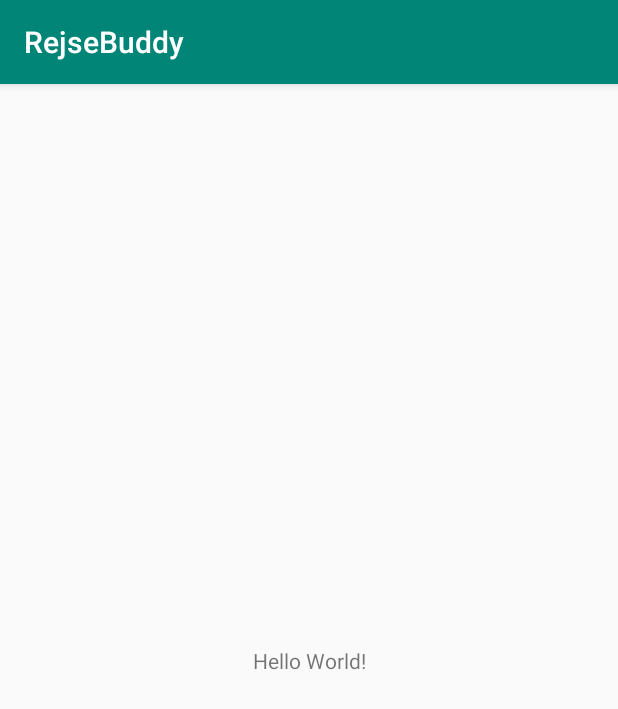
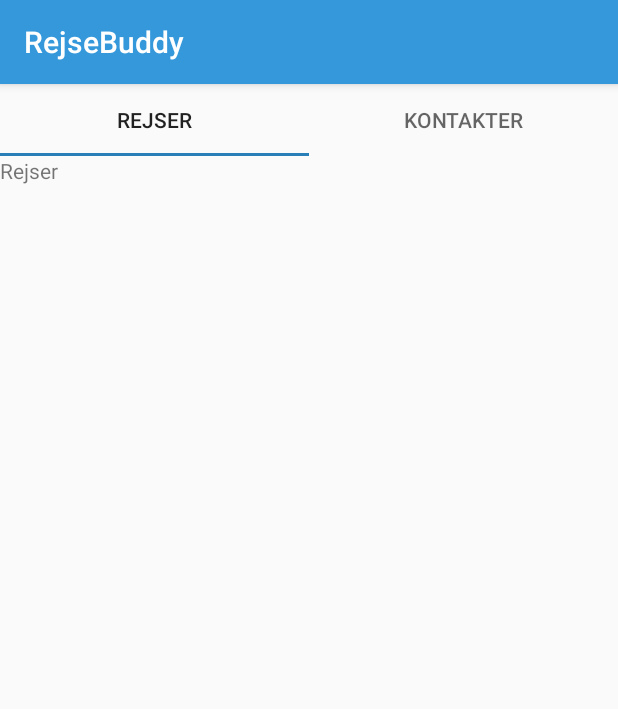
Before and after one commit to Prepager/RejseBuddy, an Android app: the screen it shows after launch (MainActivity), on a phone screen of 412 x 824 dp. Shown: the top 709 px of the screen. Run offline under Robolectric (Android 15) with nearby library versions, the phone set to English and light mode, and no system bars.

Commit message:
Prepared working tabs

```diff
--- a/app/build.gradle
+++ b/app/build.gradle
@@ -23,7 +23,9 @@ dependencies {
     implementation fileTree(dir: 'libs', include: ['*.jar'])
     implementation 'androidx.appcompat:appcompat:1.0.2'
     implementation 'androidx.constraintlayout:constraintlayout:1.1.3'
+    implementation 'androidx.legacy:legacy-support-v4:1.0.0'
     testImplementation 'junit:junit:4.12'
     androidTestImplementation 'androidx.test:runner:1.2.0'
     androidTestImplementation 'androidx.test.espresso:espresso-core:3.2.0'
+    implementation 'com.google.android.material:material:1.0.0'
 }
--- a/app/src/main/AndroidManifest.xml
+++ b/app/src/main/AndroidManifest.xml
@@ -12,6 +12,7 @@
         <activity android:name=".MainActivity">
             <intent-filter>
                 <action android:name="android.intent.action.MAIN" />
+                <action android:name="android.intent.action.VIEW" />
 
                 <category android:name="android.intent.category.LAUNCHER" />
             </intent-filter>
--- /dev/null
+++ b/app/src/main/java/com/rejsebuddy/ContactsFragment.java
@@ -0,0 +1,19 @@
+package com.rejsebuddy;
+
+import android.os.Bundle;
+import android.view.LayoutInflater;
+import android.view.View;
+import android.view.ViewGroup;
+
+import androidx.fragment.app.Fragment;
+
+import com.rejsebuddy.R;
+
+public class ContactsFragment extends Fragment {
+
+    @Override
+    public View onCreateView(LayoutInflater inflater, ViewGroup container, Bundle savedInstanceState) {
+        return inflater.inflate(R.layout.fragment_contacts, container, false);
+    }
+
+}
--- a/app/src/main/java/com/rejsebuddy/MainActivity.java
+++ b/app/src/main/java/com/rejsebuddy/MainActivity.java
@@ -1,14 +1,26 @@
 package com.rejsebuddy;
 
 import androidx.appcompat.app.AppCompatActivity;
+import androidx.viewpager.widget.ViewPager;
 
 import android.os.Bundle;
+
+import com.google.android.material.tabs.TabLayout;
 
 public class MainActivity extends AppCompatActivity {
 
     @Override
     protected void onCreate(Bundle savedInstanceState) {
+        // Create the instance.
         super.onCreate(savedInstanceState);
         setContentView(R.layout.activity_main);
+
+        // Connect page adapter to view element.
+        ViewPager pager = findViewById(R.id.pager);
+        pager.setAdapter(new MainPageAdapter(this, getSupportFragmentManager()));
+
+        // Connect tab layout to view element.
+        TabLayout tabs = findViewById(R.id.tabs);
+        tabs.setupWithViewPager(pager);
     }
 }
--- /dev/null
+++ b/app/src/main/java/com/rejsebuddy/MainPageAdapter.java
@@ -0,0 +1,76 @@
+package com.rejsebuddy;
+
+import android.content.Context;
+import android.util.Pair;
+
+import androidx.fragment.app.Fragment;
+import androidx.fragment.app.FragmentManager;
+import androidx.fragment.app.FragmentStatePagerAdapter;
+
+import java.util.ArrayList;
+import java.util.List;
+
+public class MainPageAdapter extends FragmentStatePagerAdapter {
+
+    /**
+     * The parent context state.
+     */
+    Context ctx;
+
+    /**
+     * The page adapter tab string ids and classes.
+     */
+    List<Pair<Integer, Class<? extends Fragment>>> tabs = new ArrayList<Pair<Integer, Class<? extends Fragment>>>() {{
+        add(new Pair<Integer, Class<? extends Fragment>>(R.string.trips_title, TripsFragment.class));
+        add(new Pair<Integer, Class<? extends Fragment>>(R.string.contacts_title, ContactsFragment.class));
+    }};
+
+    /**
+     * TODO
+     *
+     * @param context The parent context state.
+     * @param manager The fragment manager.
+     */
+    public MainPageAdapter(Context context, FragmentManager manager) {
+        super(manager);
+        ctx = context;
+    }
+
+    /**
+     * Returns the title for the passed index.
+     *
+     * @param index The index of the requested tab.
+     * @return The title of the requested tab.
+     */
+    @Override
+    public CharSequence getPageTitle(int index) {
+        System.out.print(ctx.getString(tabs.get(index).first));
+        return ctx.getString(tabs.get(index).first);
+    }
+
+    /**
+     * Returns a new instance of the passed index.
+     *
+     * @param index The index of the requested tab.
+     * @return The new instance of the requested tab.
+     */
+    @Override
+    public Fragment getItem(int index) {
+        try {
+            return tabs.get(index).second.newInstance();
+        } catch (Exception e) {
+            return null;
+        }
+    }
+
+    /**
+     * Returns the amount of tabs.
+     *
+     * @return The amount of tabs.
+     */
+    @Override
+    public int getCount() {
+        return tabs.size();
+    }
+
+}
--- /dev/null
+++ b/app/src/main/java/com/rejsebuddy/TripsFragment.java
@@ -0,0 +1,19 @@
+package com.rejsebuddy;
+
+import android.os.Bundle;
+import android.view.LayoutInflater;
+import android.view.View;
+import android.view.ViewGroup;
+
+import androidx.fragment.app.Fragment;
+
+import com.rejsebuddy.R;
+
+public class TripsFragment extends Fragment {
+
+    @Override
+    public View onCreateView(LayoutInflater inflater, ViewGroup container, Bundle savedInstanceState) {
+        return inflater.inflate(R.layout.fragment_trips, container, false);
+    }
+
+}
--- a/app/src/main/res/layout/activity_main.xml
+++ b/app/src/main/res/layout/activity_main.xml
@@ -1,18 +1,18 @@
 <?xml version="1.0" encoding="utf-8"?>
-<androidx.constraintlayout.widget.ConstraintLayout xmlns:android="http://schemas.android.com/apk/res/android"
-    xmlns:app="http://schemas.android.com/apk/res-auto"
-    xmlns:tools="http://schemas.android.com/tools"
+<androidx.coordinatorlayout.widget.CoordinatorLayout xmlns:android="http://schemas.android.com/apk/res/android"
     android:layout_width="match_parent"
-    android:layout_height="match_parent"
-    tools:context=".MainActivity">
+    android:layout_height="match_parent" >
 
-    <TextView
-        android:layout_width="wrap_content"
-        android:layout_height="wrap_content"
-        android:text="Hello World!"
-        app:layout_constraintBottom_toBottomOf="parent"
-        app:layout_constraintLeft_toLeftOf="parent"
-        app:layout_constraintRight_toRightOf="parent"
-        app:layout_constraintTop_toTopOf="parent" />
+    <androidx.viewpager.widget.ViewPager
+        android:id="@+id/pager"
+        android:layout_width="match_parent"
+        android:layout_height="match_parent">
 
-</androidx.constraintlayout.widget.ConstraintLayout>
+        <com.google.android.material.tabs.TabLayout
+            android:id="@+id/tabs"
+            android:layout_width="match_parent"
+            android:layout_height="wrap_content">
+
+        </com.google.android.material.tabs.TabLayout>
+    </androidx.viewpager.widget.ViewPager>
+</androidx.coordinatorlayout.widget.CoordinatorLayout>
--- /dev/null
+++ b/app/src/main/res/layout/fragment_contacts.xml
@@ -0,0 +1,13 @@
+<?xml version="1.0" encoding="utf-8"?>
+<androidx.constraintlayout.widget.ConstraintLayout xmlns:android="http://schemas.android.com/apk/res/android"
+    xmlns:tools="http://schemas.android.com/tools"
+    android:layout_width="match_parent"
+    android:layout_height="match_parent"
+    tools:context=".ContactsFragment">
+
+    <TextView
+        android:layout_width="match_parent"
+        android:layout_height="match_parent"
+        android:text="@string/contacts_title" />
+
+</androidx.constraintlayout.widget.ConstraintLayout>
--- /dev/null
+++ b/app/src/main/res/layout/fragment_trips.xml
@@ -0,0 +1,13 @@
+<?xml version="1.0" encoding="utf-8"?>
+<androidx.constraintlayout.widget.ConstraintLayout xmlns:android="http://schemas.android.com/apk/res/android"
+    xmlns:tools="http://schemas.android.com/tools"
+    android:layout_width="match_parent"
+    android:layout_height="match_parent"
+    tools:context=".TripsFragment">
+
+    <TextView
+        android:layout_width="match_parent"
+        android:layout_height="match_parent"
+        android:text="@string/trips_title" />
+
+</androidx.constraintlayout.widget.ConstraintLayout>
--- a/app/src/main/res/values/colors.xml
+++ b/app/src/main/res/values/colors.xml
@@ -1,6 +1,6 @@
 <?xml version="1.0" encoding="utf-8"?>
 <resources>
-    <color name="colorPrimary">#008577</color>
-    <color name="colorPrimaryDark">#00574B</color>
-    <color name="colorAccent">#D81B60</color>
+    <color name="colorPrimary">#3498db</color>
+    <color name="colorPrimaryDark">#2980b9</color>
+    <color name="colorAccent">#2980b9</color>
 </resources>
--- a/app/src/main/res/values/strings.xml
+++ b/app/src/main/res/values/strings.xml
@@ -1,3 +1,9 @@
 <resources>
     <string name="app_name">RejseBuddy</string>
+
+    <string name="trips_title">Rejser</string>
+    <string name="contacts_title">Kontakter</string>
+
+    <!-- TODO: Remove or change this placeholder text -->
+    <string name="hello_blank_fragment">Hello blank fragment</string>
 </resources>
```
